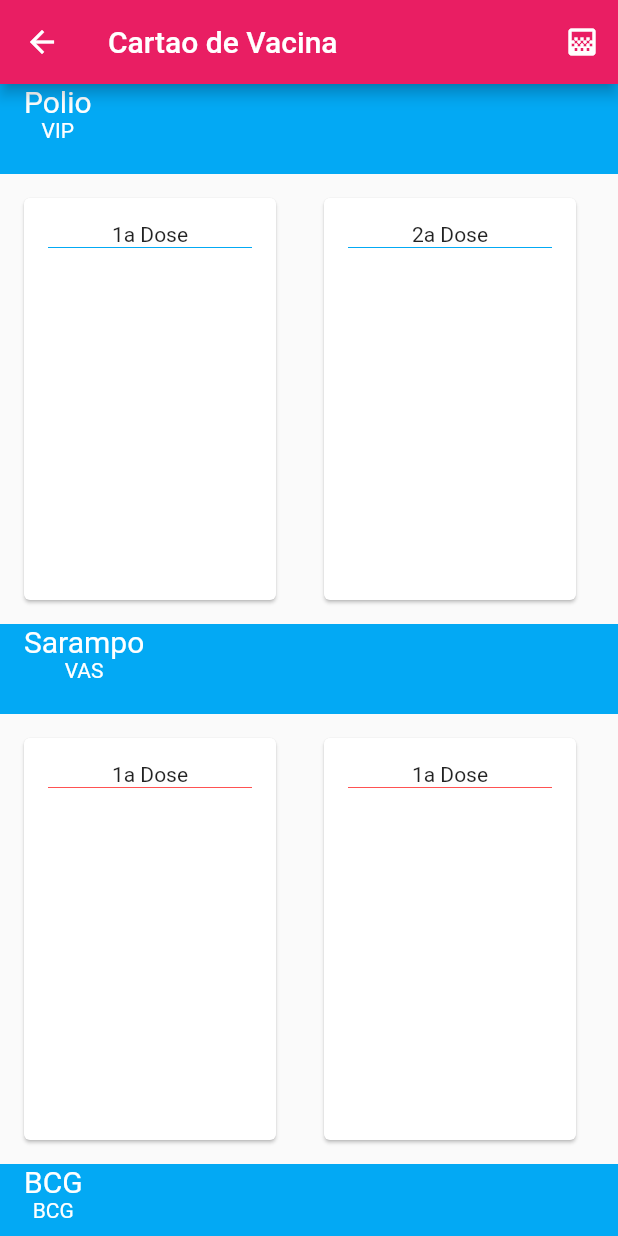
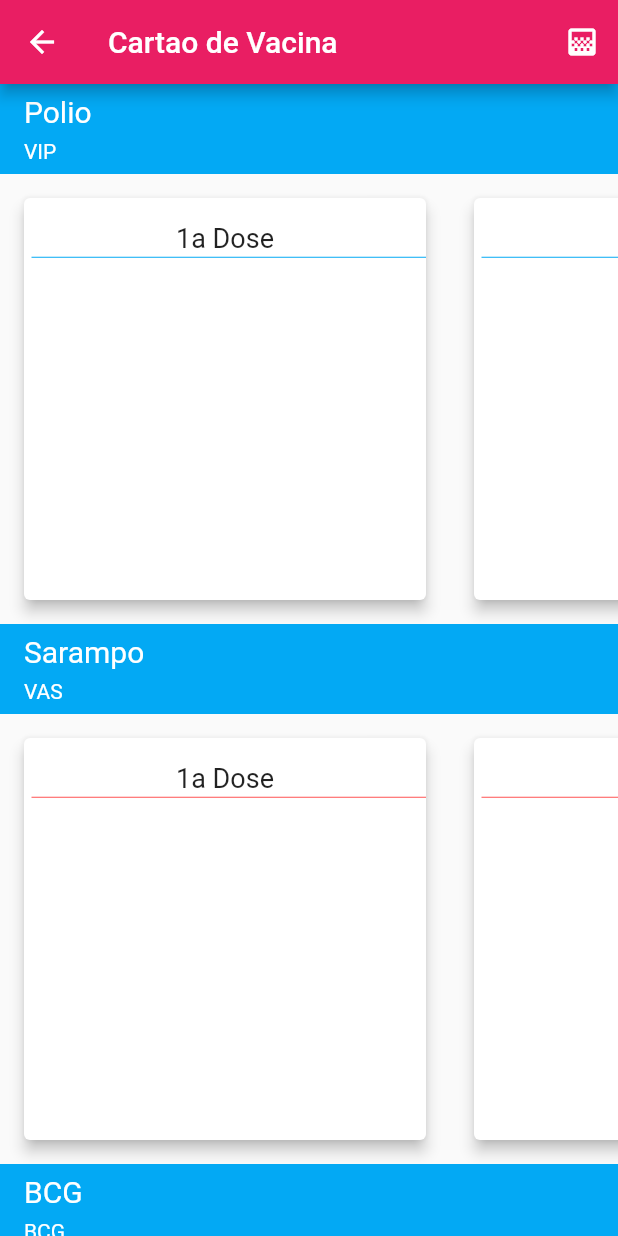
Before and after one commit to braulio94/MedicalHealth-Patient, a Flutter app: the VaccineCardPage screen opened directly, on a phone screen of 412 x 824 dp. Run offline on Flutter 3.47's test engine with Material 2 defaults, Android fonts, the phone set to English and light mode, and no system bars; our stand-ins replace flutter_sticky_header, qr_flutter; missing offline and left inert: flutter_cupertino_date_picker.

Commit message:
make vaccine card better

```diff
--- a/lib/pages/vaccine_card_page.dart
+++ b/lib/pages/vaccine_card_page.dart
@@ -39,6 +39,8 @@ class _VaccineCardPageState extends State<VaccineCardPage> {
                 padding: EdgeInsets.symmetric(horizontal: 16.0),
                 alignment: Alignment.centerLeft,
                 child: Column(
+                  crossAxisAlignment: CrossAxisAlignment.start,
+                  mainAxisAlignment: MainAxisAlignment.spaceEvenly,
                   children: <Widget>[
                     Text(
                       vaccine.name,
--- a/lib/widgets/vaccine_interval.dart
+++ b/lib/widgets/vaccine_interval.dart
@@ -13,17 +13,18 @@ class VaccineInterval extends StatelessWidget {
   @override
   Widget build(BuildContext context) {
     return Container(
-      width: 200.0,
+      width: 300.0,
       child: Card(
+        elevation: 4.0,
         margin: EdgeInsets.all(16.0),
         child: Container(
           height: 100.0,
           width: 100.0,
-          padding: EdgeInsets.all(16.0),
+          padding: EdgeInsets.symmetric(vertical: 16.0),
           child: Column(
             children: [
-              Text(interval.name),
-              Divider(height: 2.0, color: color),
+              Text(interval.name, style: TextStyle(fontSize: 18)),
+              Divider(height: 5.0, color: color, indent: 5.0),
               interval.isGiven ? Text('Data: ${interval.dateGiven}') : Container(),
               interval.isGiven ? Text('Local: ${interval.location.name}') : Container(),
               interval.isGiven ? Text('Doutor: ${interval.doctor.name}') : Container(),
```
